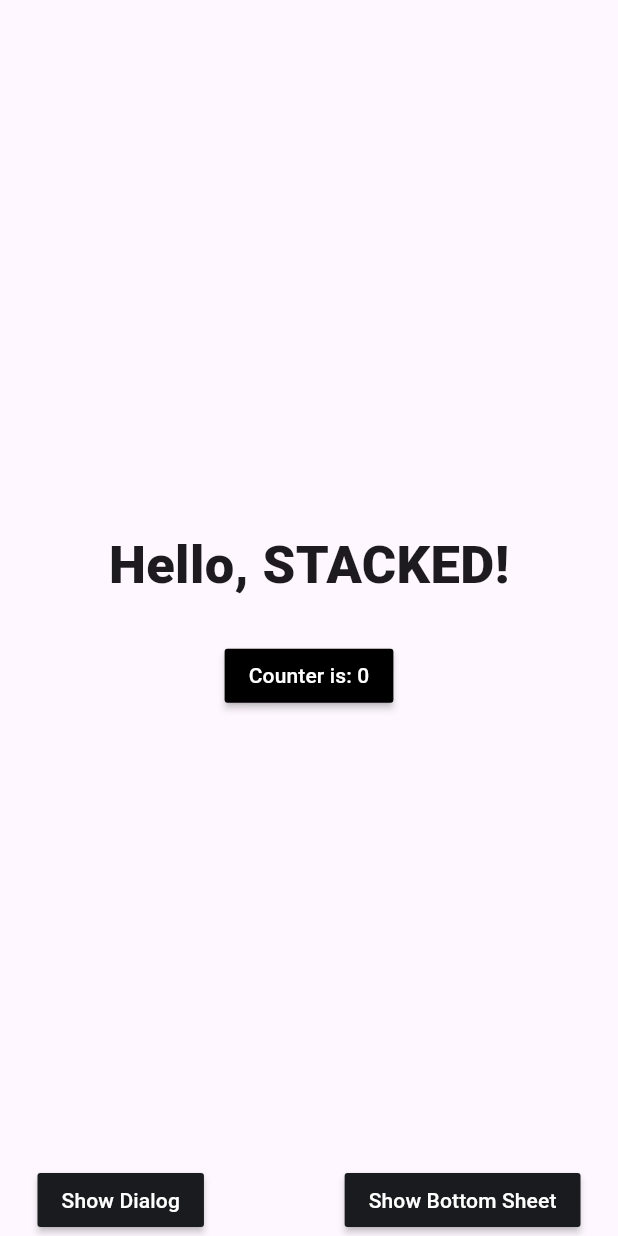
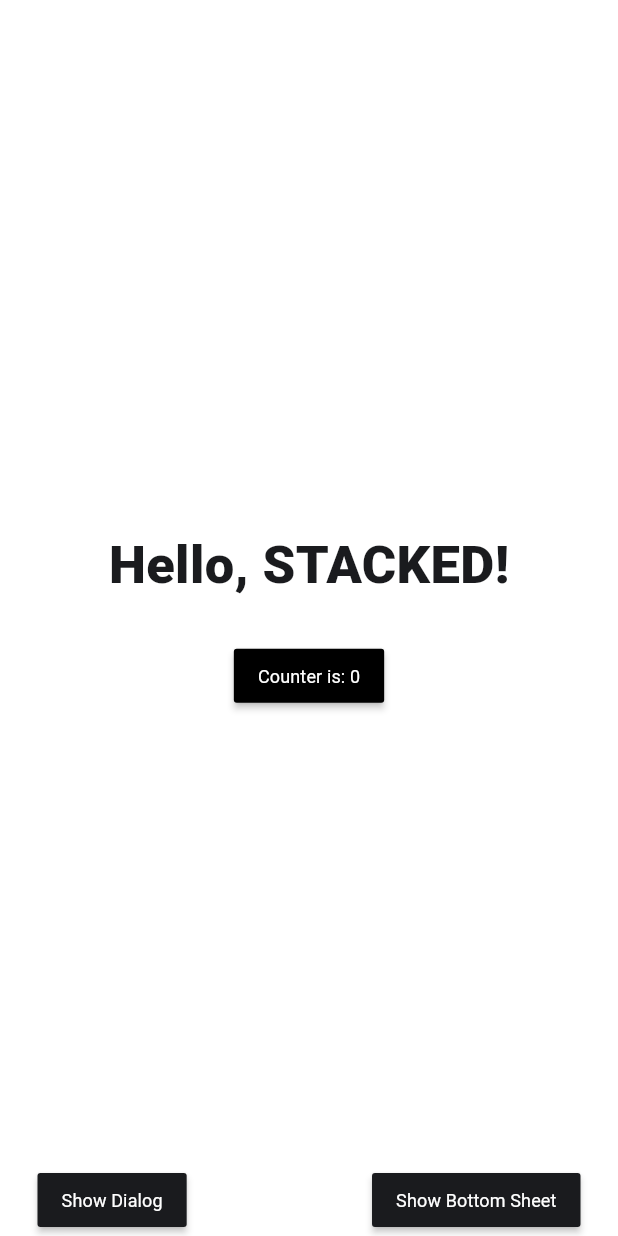
Before and after one commit to toffergig/Stacked-BingoApp, a Flutter app: the HomeView screen opened by its route, on a phone screen of 412 x 824 dp. Run offline on Flutter 3.47's test engine with Material 3 defaults, Android fonts, the phone set to English and light mode, and no system bars; our stand-ins replace stacked, stacked_services, stacked_shared; Roboto replaces fonts that are missing (Poppins).

Commit message:
Added: Theme

```diff
--- /dev/null
+++ b/lib/components/elevated_btn.dart
@@ -0,0 +1,17 @@
+import 'package:flutter/material.dart';
+
+class EleBtn extends StatelessWidget {
+  final String textbtn;
+  const EleBtn({super.key, required this.textbtn, required this.onTap});
+
+  final Function()? onTap;
+  @override
+  Widget build(BuildContext context) {
+    return ElevatedButton(
+      onPressed: onTap,
+      child: Text(
+        textbtn,
+      ),
+    );
+  }
+}
--- a/lib/main.dart
+++ b/lib/main.dart
@@ -1,9 +1,11 @@
-import 'package:flutter/material.dart';
 import 'package:bingo_app/app/app.bottomsheets.dart';
 import 'package:bingo_app/app/app.dialogs.dart';
 import 'package:bingo_app/app/app.locator.dart';
 import 'package:bingo_app/app/app.router.dart';
+import 'package:flutter/material.dart';
 import 'package:stacked_services/stacked_services.dart';
+
+import 'themes/app_theme.dart';
 
 Future<void> main() async {
   WidgetsFlutterBinding.ensureInitialized();
@@ -19,6 +21,9 @@ class MainApp extends StatelessWidget {
   @override
   Widget build(BuildContext context) {
     return MaterialApp(
+      themeMode: ThemeMode.system,
+      theme: TAppTheme.lightTheme,
+      darkTheme: TAppTheme.darkTheme,
       initialRoute: Routes.startupView,
       onGenerateRoute: StackedRouter().onGenerateRoute,
       navigatorKey: StackedService.navigatorKey,
--- /dev/null
+++ b/lib/themes/app_theme.dart
@@ -0,0 +1,26 @@
+import 'package:bingo_app/themes/elevated_button_theme.dart';
+import 'package:bingo_app/themes/text_theme.dart';
+import 'package:bingo_app/ui/common/app_colors.dart';
+import 'package:flutter/material.dart';
+
+class TAppTheme {
+  TAppTheme._();
+
+  static ThemeData lightTheme = ThemeData(
+      useMaterial3: true,
+      fontFamily: 'Poppins',
+      brightness: Brightness.light,
+      primaryColor: kcBlue,
+      scaffoldBackgroundColor: kcPrimaryColor,
+      textTheme: TTextTheme.lightTextTheme,
+      elevatedButtonTheme: TElevatedButtonTheme.lightElevatedButtonTheme);
+
+  static ThemeData darkTheme = ThemeData(
+      useMaterial3: true,
+      fontFamily: 'Poppins',
+      brightness: Brightness.dark,
+      primaryColor: kcBlue,
+      scaffoldBackgroundColor: kcDarkGreyColor,
+      textTheme: TTextTheme.darkTextTheme,
+      elevatedButtonTheme: TElevatedButtonTheme.darkElevatedButtonTheme);
+}
--- /dev/null
+++ b/lib/themes/elevated_button_theme.dart
@@ -0,0 +1,35 @@
+import 'package:bingo_app/ui/common/app_colors.dart';
+import 'package:flutter/material.dart';
+
+class TElevatedButtonTheme {
+  TElevatedButtonTheme._();
+
+  //Light Theme
+  static final lightElevatedButtonTheme = ElevatedButtonThemeData(
+      style: ElevatedButton.styleFrom(
+    elevation: 0,
+    foregroundColor: kcPrimaryColor,
+    backgroundColor: kcBlue,
+    disabledBackgroundColor: kcLightGrey,
+    disabledForegroundColor: kcLightGrey,
+    side: const BorderSide(color: kcBlue),
+    padding: const EdgeInsets.symmetric(horizontal: 70, vertical: 20),
+    textStyle: const TextStyle(
+        fontSize: 16, color: kcPrimaryColor, fontWeight: FontWeight.w600),
+    shape: RoundedRectangleBorder(borderRadius: BorderRadius.circular(10)),
+  ));
+  //Dark theme
+  static final darkElevatedButtonTheme = ElevatedButtonThemeData(
+      style: ElevatedButton.styleFrom(
+    elevation: 0,
+    foregroundColor: kcPrimaryColor,
+    backgroundColor: kcBlue,
+    disabledBackgroundColor: kcLightGrey,
+    disabledForegroundColor: kcLightGrey,
+    side: const BorderSide(color: kcBlue),
+    padding: const EdgeInsets.symmetric(horizontal: 70, vertical: 20),
+    textStyle: const TextStyle(
+        fontSize: 16, color: kcPrimaryColor, fontWeight: FontWeight.w600),
+    shape: RoundedRectangleBorder(borderRadius: BorderRadius.circular(12)),
+  ));
+}
--- /dev/null
+++ b/lib/themes/text_theme.dart
@@ -0,0 +1,73 @@
+import 'package:bingo_app/ui/common/app_colors.dart';
+import 'package:flutter/material.dart';
+
+class TTextTheme {
+  TTextTheme._();
+  //Lighttheme
+  static TextTheme lightTextTheme = TextTheme(
+    //headlines
+    headlineLarge: const TextStyle().copyWith(
+        fontSize: 32.0, fontWeight: FontWeight.bold, color: kcDarkGreyColor),
+    headlineMedium: const TextStyle().copyWith(
+        fontSize: 24.0, fontWeight: FontWeight.w600, color: kcDarkGreyColor),
+    headlineSmall: const TextStyle().copyWith(
+        fontSize: 18.0, fontWeight: FontWeight.w600, color: kcDarkGreyColor),
+    //Titles
+    titleLarge: const TextStyle().copyWith(
+        fontSize: 16.0, fontWeight: FontWeight.w600, color: kcDarkGreyColor),
+    titleMedium: const TextStyle().copyWith(
+        fontSize: 16.0, fontWeight: FontWeight.w500, color: kcDarkGreyColor),
+    titleSmall: const TextStyle().copyWith(
+        fontSize: 16.0, fontWeight: FontWeight.w400, color: kcDarkGreyColor),
+    //bodies
+    bodyLarge: const TextStyle().copyWith(
+        fontSize: 14.0, fontWeight: FontWeight.w500, color: kcDarkGreyColor),
+    bodyMedium: const TextStyle().copyWith(
+        fontSize: 14.0, fontWeight: FontWeight.normal, color: kcDarkGreyColor),
+    bodySmall: const TextStyle().copyWith(
+        fontSize: 14.0,
+        fontWeight: FontWeight.w500,
+        color: kcDarkGreyColor.withOpacity(0.5)),
+    //Labels
+    labelLarge: const TextStyle().copyWith(
+        fontSize: 12.0, fontWeight: FontWeight.normal, color: kcDarkGreyColor),
+    labelMedium: const TextStyle().copyWith(
+        fontSize: 12.0,
+        fontWeight: FontWeight.normal,
+        color: kcDarkGreyColor.withOpacity(0.5)),
+  );
+
+  //Darktheme
+  static TextTheme darkTextTheme = TextTheme(
+    //headlines
+    headlineLarge: const TextStyle().copyWith(
+        fontSize: 32.0, fontWeight: FontWeight.bold, color: kcPrimaryColor),
+    headlineMedium: const TextStyle().copyWith(
+        fontSize: 24.0, fontWeight: FontWeight.w600, color: kcPrimaryColor),
+    headlineSmall: const TextStyle().copyWith(
+        fontSize: 18.0, fontWeight: FontWeight.w600, color: kcPrimaryColor),
+    //Titles
+    titleLarge: const TextStyle().copyWith(
+        fontSize: 16.0, fontWeight: FontWeight.w600, color: kcPrimaryColor),
+    titleMedium: const TextStyle().copyWith(
+        fontSize: 16.0, fontWeight: FontWeight.w500, color: kcPrimaryColor),
+    titleSmall: const TextStyle().copyWith(
+        fontSize: 16.0, fontWeight: FontWeight.w400, color: kcPrimaryColor),
+    //bodies
+    bodyLarge: const TextStyle().copyWith(
+        fontSize: 14.0, fontWeight: FontWeight.w500, color: kcPrimaryColor),
+    bodyMedium: const TextStyle().copyWith(
+        fontSize: 14.0, fontWeight: FontWeight.normal, color: kcPrimaryColor),
+    bodySmall: const TextStyle().copyWith(
+        fontSize: 14.0,
+        fontWeight: FontWeight.w500,
+        color: kcPrimaryColor.withOpacity(0.5)),
+    //Labels
+    labelLarge: const TextStyle().copyWith(
+        fontSize: 12.0, fontWeight: FontWeight.normal, color: kcPrimaryColor),
+    labelMedium: const TextStyle().copyWith(
+        fontSize: 12.0,
+        fontWeight: FontWeight.normal,
+        color: kcPrimaryColor.withOpacity(0.5)),
+  );
+}
--- a/lib/ui/common/app_colors.dart
+++ b/lib/ui/common/app_colors.dart
@@ -1,6 +1,6 @@
 import 'package:flutter/material.dart';
 
-const Color kcPrimaryColor = Color(0xFF9600FF);
+const Color kcPrimaryColor = Color.fromARGB(255, 255, 255, 255);
 const Color kcPrimaryColorDark = Color(0xFF300151);
 const Color kcDarkGreyColor = Color(0xFF1A1B1E);
 const Color kcMediumGrey = Color(0xFF474A54);
--- a/lib/ui/views/onboarding/onboarding_view.dart
+++ b/lib/ui/views/onboarding/onboarding_view.dart
@@ -1,4 +1,5 @@
 import 'package:bingo_app/components/Button.dart';
+import 'package:bingo_app/components/elevated_btn.dart';
 import 'package:flutter/material.dart';
 import 'package:stacked/stacked.dart';
 
@@ -30,6 +31,7 @@ class OnboardingView extends StackedView<OnboardingViewModel> {
                 padding: const EdgeInsets.only(left: 30.0, right: 30.0),
                 child: MyButton(onTap: () {}),
               ),
+              EleBtn(textbtn: 'Login', onTap: () {})
             ],
           ),
         ),
```
